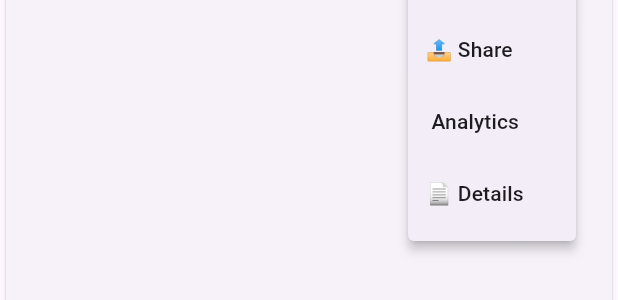
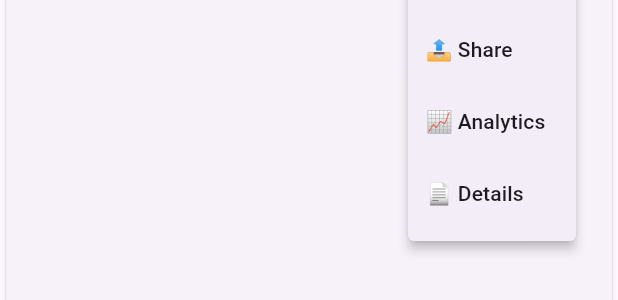
Before and after one commit to aliasghar08/daily_planner_in_flutter, a Flutter app: the ItemWidget widget shown alone on an empty page, opened directly with sample values from the repository, after a tap on the "check circle" icon, after a tap on the "more vert" icon, on a phone screen of 412 x 824 dp. Shown: the part 752-1052 px from the top of the screen. Run offline on Flutter 3.47's test engine with Material 3 defaults, Android fonts, the phone set to English and light mode, and no system bars; our stand-ins replace cloud_firestore, connectivity_plus, firebase_auth, firebase_core, firebase_messaging, fl_chart and 7 more; accounts and stored records are empty.

Commit message:
Fixed app stuck at startup

```diff
--- a/daily_planner/lib/main.dart
+++ b/daily_planner/lib/main.dart
@@ -103,7 +103,6 @@ Future<void> main() async {
   }
 
   // Initialize FCM and notifications
-  await _initializeFCM();
 
   // Initialize timezone and alarm helper
   tz.initializeTimeZones();
@@ -111,6 +110,9 @@ Future<void> main() async {
 
   // Call runApp immediately to avoid splash hang
   runApp(const MyApp());
+
+  await _initializeFCM();
+
 
   await testNotificationSystem();
 
@@ -222,27 +224,6 @@ Future<void> _initializeFCM() async {
   }
 }
 
-// Future<void> _saveFCMTokenToFirestore(String? token) async {
-//   if (token == null) return;
-
-//   try {
-//     final user = FirebaseAuth.instance.currentUser;
-//     if (user != null) {
-//       // Save token to user's document
-//       await FirebaseFirestore.instance
-//           .collection('users')
-//           .doc(user.uid)
-//           .set({
-//             'fcmToken': token,
-//             'fcmTokenUpdatedAt': FieldValue.serverTimestamp(),
-//           }, SetOptions(merge: true));
-
-//       debugPrint('FCM token saved to Firestore for user: ${user.uid}');
-//     }
-//   } catch (e) {
-//     debugPrint('Error saving FCM token to Firestore: $e');
-//   }
-// }
 
 Future<void> _saveFCMTokenToFirestore(String? token) async {
   if (token == null) return;
--- a/daily_planner/lib/utils/item.dart
+++ b/daily_planner/lib/utils/item.dart
@@ -58,8 +58,6 @@ class _ItemWidgetState extends State<ItemWidget> {
 
   int get notificationId => widget.item.docId.hashCode & 0x7FFFFFFF;
 
-
-
   // Helper functions for period comparisons
   bool _isSameDay(DateTime a, DateTime b) {
     final aUtc = DateTime.utc(a.year, a.month, a.day);
@@ -109,7 +107,8 @@ class _ItemWidgetState extends State<ItemWidget> {
       List<Timestamp> updatedStamps = [];
 
       if (currentData != null && currentData['completionStamps'] != null) {
-        updatedStamps = (currentData['completionStamps'] as List).map((e) {
+        updatedStamps =
+            (currentData['completionStamps'] as List).map((e) {
               if (e is Timestamp) return e;
               if (e is int) return Timestamp.fromMillisecondsSinceEpoch(e);
               if (e is String) return Timestamp.fromDate(DateTime.parse(e));
@@ -126,7 +125,8 @@ class _ItemWidgetState extends State<ItemWidget> {
         // For repeating tasks, only add if no stamp exists in current period
         bool shouldAddStamp = true;
         if (widget.item.taskType != 'oneTime') {
-          shouldAddStamp = !updatedStamps.any((stamp) {
+          shouldAddStamp =
+              !updatedStamps.any((stamp) {
                 final date = stamp.toDate();
                 if (widget.item.taskType == 'DailyTask') {
                   return _isSameDay(date, now);
@@ -148,7 +148,8 @@ class _ItemWidgetState extends State<ItemWidget> {
         await NativeAlarmHelper.cancelAlarmById(notificationId);
       } else {
         // Remove ALL stamps in current period
-        updatedStamps = updatedStamps.where((stamp) {
+        updatedStamps =
+            updatedStamps.where((stamp) {
               final date = stamp.toDate();
 
               if (widget.item.taskType == 'oneTime') {
@@ -224,7 +225,8 @@ class _ItemWidgetState extends State<ItemWidget> {
 
     final confirm = await showDialog<bool>(
       context: context,
-      builder: (context) => AlertDialog(
+      builder:
+          (context) => AlertDialog(
             title: const Text("Confirm Deletion"),
             content: const Text("Are you sure you want to delete this task?"),
             actions: [
@@ -253,7 +255,8 @@ class _ItemWidgetState extends State<ItemWidget> {
 
     try {
       // Cancel all notifications - FIXED: Use docId instead of task.id
-      if (task.notificationTimes != null && task.notificationTimes!.isNotEmpty) {
+      if (task.notificationTimes != null &&
+          task.notificationTimes!.isNotEmpty) {
         for (final time in task.notificationTimes!) {
           final id = generateNotificationId(task.docId!, time);
           await NativeAlarmHelper.cancelAlarmById(id);
@@ -284,7 +287,9 @@ class _ItemWidgetState extends State<ItemWidget> {
 
   void _showSnackbar(String message) {
     if (!mounted) return;
-    ScaffoldMessenger.of(context).showSnackBar(SnackBar(content: Text(message)));
+    ScaffoldMessenger.of(
+      context,
+    ).showSnackBar(SnackBar(content: Text(message)));
   }
 
   TextSpan _highlightSearchText(String text, String query) {
@@ -472,13 +477,14 @@ class _ItemWidgetState extends State<ItemWidget> {
               );
             }
           },
-          itemBuilder: (context) => [
+          itemBuilder:
+              (context) => [
                 const PopupMenuItem(value: 'edit', child: Text('✏️ Edit')),
                 const PopupMenuItem(value: 'delete', child: Text('🗑️ Delete')),
                 const PopupMenuItem(value: 'share', child: Text('📤 Share')),
                 const PopupMenuItem(
                   value: 'Analytics',
-              child: Text(" Analytics"),
+                  child: Text("📈 Analytics"),
                 ),
                 const PopupMenuItem(
                   value: 'details',
```
Lines whose indentation alone changed are shown as unchanged.
